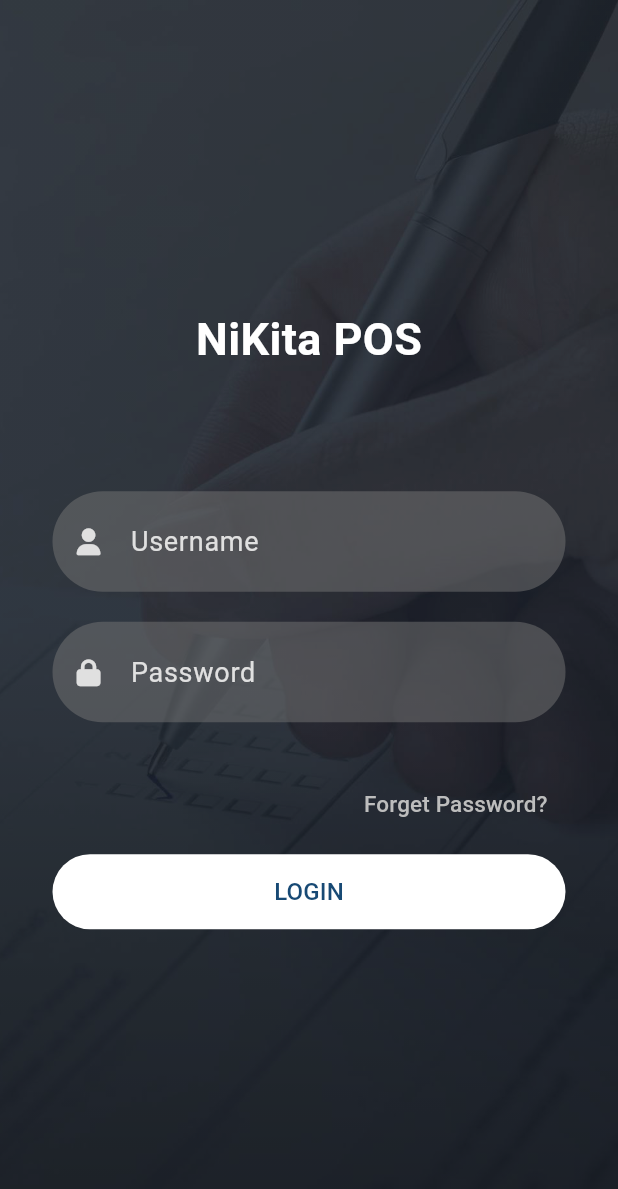
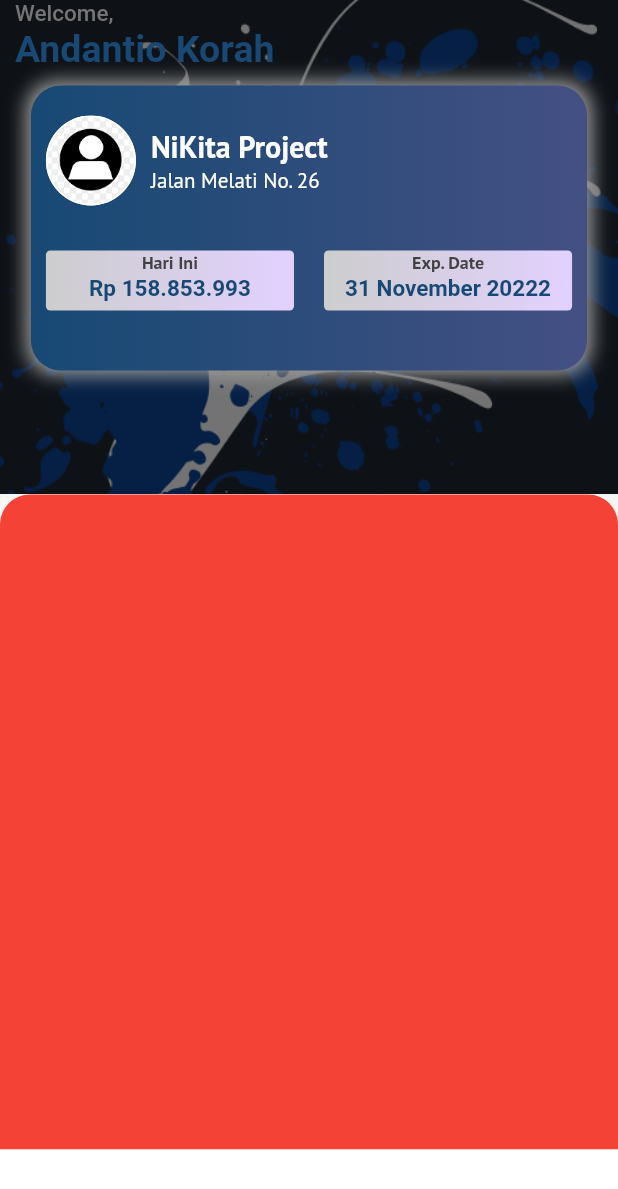
Before and after one commit to AndantioKorah/posumkm, a Flutter app: the screen it shows after launch, after a tap on "LOGIN", on a phone screen of 412 x 824 dp. Shown: the top 1189 px of the screen. Run offline on Flutter 3.47's test engine with Material 2 defaults, Android fonts, the phone set to English and light mode, and no system bars; our stand-ins replace flutter_spinkit, font_awesome_flutter.

Commit message:
homepage

```diff
--- /dev/null
+++ b/lib/homepage.dart
@@ -0,0 +1,335 @@
+// ignore_for_file: prefer_const_constructors
+
+// import 'dart:ui';
+
+import 'package:flutter/material.dart';
+// import 'package:flutter_native_splash/flutter_native_splash.dart';
+
+
+class HomePage extends StatefulWidget {
+  const HomePage({Key? key}) : super(key: key);
+
+  @override
+  State<HomePage> createState() => _HomePageState();
+}
+
+class _HomePageState extends State<HomePage> {
+  @override
+  void initState() {
+    super.initState();
+
+    // Future.delayed(const Duration(seconds: 3))
+    //     .then((value) => {FlutterNativeSplash.remove()});
+  }
+
+  @override
+  Widget build(BuildContext context) {
+    // var sizeScreen = MediaQuery.of(context).size;
+    // var theme = Theme.of(context);
+
+    return Scaffold(
+      // backgroundColor: const Color.fromARGB(255, 227, 227, 227),
+      backgroundColor: Colors.grey[100],
+      body: Column(children: const [
+        // AppBar(),
+        TopWidget(),
+        BodyWidget(),
+        BottomWidget()
+      ]),
+    );
+  }
+}
+
+class BodyWidget extends StatelessWidget{
+  const BodyWidget({super.key});
+
+  @override
+  Widget build(BuildContext context) {
+    var sizeScreen = MediaQuery.of(context).size;
+
+    return Column(
+      children: [
+        Container(
+          height: sizeScreen.height * 0.53,
+          decoration: BoxDecoration(
+            color: Colors.red,
+            borderRadius: BorderRadius.only(
+              topLeft: Radius.circular(20),
+              topRight: Radius.circular(20)
+            ),
+          ),
+        )
+      ],
+    );
+  }
+}
+
+class BottomWidget extends StatelessWidget{
+  const BottomWidget({super.key});
+
+  @override
+  Widget build(BuildContext context) {
+    var sizeScreen = MediaQuery.of(context).size;
+
+    return Column(
+      children: [
+        Container(
+          height: sizeScreen.height * 0.07,
+          decoration: BoxDecoration(
+            color: Colors.white,
+            // image: DecorationImage(
+            //   image: AssetImage("assets/images/bg-header-home.png"),
+            //   fit: BoxFit.cover,
+            // ),
+            // borderRadius: BorderRadius.only(
+            //   topLeft: Radius.circular(20),
+            //   topRight: Radius.circular(20)
+            // ),
+          ),
+        )
+      ],
+    );
+  }
+}
+
+class TopWidget extends StatelessWidget{
+  const TopWidget({super.key});
+
+  @override
+  Widget build(BuildContext context) {
+    var theme = Theme.of(context);
+    var sizeScreen = MediaQuery.of(context).size;
+
+    return Container(
+      height: sizeScreen.height * .40,
+      decoration: BoxDecoration(
+        image: DecorationImage(
+          image: AssetImage("assets/images/bg-header-home.png"),
+          fit: BoxFit.cover,
+        ),
+      ),
+      child: Column(
+        children: [
+          Container(
+            padding: EdgeInsets.symmetric(horizontal: 10),
+            child: Row(
+              children: [
+                Column(
+                  crossAxisAlignment: CrossAxisAlignment.start,
+                  children: [
+                    DefaultTextStyle(
+                      style: TextStyle(
+                        fontSize: 15,
+                        color: Colors.grey[600],
+                        fontWeight: FontWeight.w500,
+                        // fontFamily: 'PT-Sans'
+                      ),
+                      child: Text("Welcome,"),
+                    ),
+                    DefaultTextStyle(
+                      style: TextStyle(
+                        fontSize: 25,
+                        color: theme.colorScheme.onPrimaryContainer,
+                        fontWeight: FontWeight.bold,
+                        // fontFamily: 'PT-Sans',
+                      ),
+                      child: Text("Andantio Korah"),
+                    ),
+                  ],
+                ),
+              ],
+            ),
+          ),
+          SizedBox(height: 10,),
+          Container(
+            height: 190,
+            width: sizeScreen.width * 0.9,
+            decoration: BoxDecoration(
+              gradient: LinearGradient(
+                begin: Alignment.centerLeft,
+                end: Alignment.centerRight,
+                colors: [
+                  theme.colorScheme.onPrimaryContainer,
+                  Color.fromRGBO(68, 80, 131, 1),
+                  // theme.colorScheme.onPrimaryContainer,
+                  // Color.fromRGBO(47, 56, 92, 1)
+                ],
+              ),
+              // image: DecorationImage(
+              //   image: AssetImage("assets/images/bg-header-home.png"),
+              //   fit: BoxFit.cover,
+              // ),
+              borderRadius: BorderRadius.only(
+                bottomLeft: Radius.circular(20),
+                bottomRight: Radius.circular(20),
+                topLeft: Radius.circular(20),
+                topRight: Radius.circular(20)
+              ),
+              boxShadow: const [
+                BoxShadow(
+                  color: Colors.grey,
+                  spreadRadius: 3,
+                  blurRadius: 10,
+                  // offset: Offset(5, 5)
+                )
+              ]
+            ),
+            padding: EdgeInsets.all(10),
+            child: Column(
+              children: [
+                SizedBox(width: sizeScreen.width, ),
+                Column(
+                  children: [
+                    SizedBox(height: 10,),
+                    Row(
+                      children: [
+                        Container(
+                          width: 60,
+                          height: 60,
+                            decoration: BoxDecoration(
+                            color: const Color(0xff7c94b6),
+                            image: DecorationImage(
+                              image: AssetImage("assets/images/default-merchant.png"),
+                              fit: BoxFit.cover,
+                            ),
+                            borderRadius: BorderRadius.all( Radius.circular(90.0)),
+                            border: Border.all(
+                              color: Colors.white,
+                              width: 1.0,
+                            ),
+                          ),
+                        ),
+                        SizedBox(
+                          width: 10,
+                        ),
+                        Column(
+                          crossAxisAlignment: CrossAxisAlignment.start,
+                          children: const [
+                            DefaultTextStyle(
+                              style: TextStyle(
+                                fontSize: 20,
+                                color: Colors.white,
+                                fontWeight: FontWeight.bold,
+                                fontFamily: 'PT-Sans',
+                              ),
+                              child: Text("NiKita Project"),
+                            ),
+                            DefaultTextStyle(
+                              style: TextStyle(
+                                fontSize: 14,
+                                color: Colors.white,
+                                fontWeight: FontWeight.normal,
+                                fontFamily: 'PT-Sans',
+                              ),
+                              child: Text("Jalan Melati No. 26"),
+                            ),
+                          ],
+                        )
+                      ],
+                    ),
+                    SizedBox(height: 30,),
+                    Row(
+                      // crossAxisAlignment: CrossAxisAlignment.end,
+                      // mainAxisAlignment: MainAxisAlignment.end,
+                      children: [
+                        Expanded(
+                          child: Container(
+                            height: 40,
+                            width: sizeScreen.width * 0.4,
+                            decoration: BoxDecoration(
+                              gradient: LinearGradient(
+                                begin: Alignment.centerLeft,
+                                end: Alignment.centerRight,
+                                colors: const [
+                                  Color.fromARGB(255, 205, 205, 205),
+                                  Color.fromARGB(255, 226, 209, 255),
+                                  // theme.colorScheme.onPrimaryContainer,
+                                  // Color.fromRGBO(47, 56, 92, 1)
+                                ],
+                              ),
+                              borderRadius: BorderRadius.only(
+                                bottomLeft: Radius.circular(3),
+                                bottomRight: Radius.circular(3),
+                                topLeft: Radius.circular(3),
+                                topRight: Radius.circular(3)
+                              ),
+                            ),
+                            child: Column(children: [
+                              DefaultTextStyle(
+                                style: TextStyle(
+                                  fontSize: 12,
+                                  color: Colors.grey[800],
+                                  fontWeight: FontWeight.bold,
+                                  fontFamily: 'PT-Sans',
+                                ),
+                                child: Text("Hari Ini"),
+                              ),
+                              DefaultTextStyle(
+                                style: TextStyle(
+                                  fontSize: 15,
+                                  color: theme.colorScheme.onPrimaryContainer,
+                                  fontWeight: FontWeight.bold,
+                                  // fontFamily: 'PT-Sans',
+                                ),
+                                child: Text("Rp 158.853.993"),
+                              ),
+                            ]),
+                          ),
+                        ),
+                        SizedBox(width: 20,),
+                        Expanded(
+                          child: Container(
+                            height: 40,
+                            width: sizeScreen.width * 0.4,
+                            decoration: BoxDecoration(
+                              gradient: LinearGradient(
+                                begin: Alignment.centerLeft,
+                                end: Alignment.centerRight,
+                                colors: const [
+                                  Color.fromARGB(255, 205, 205, 205),
+                                  Color.fromARGB(255, 226, 209, 255),
+                                  // theme.colorScheme.onPrimaryContainer,
+                                  // Color.fromRGBO(47, 56, 92, 1)
+                                ],
+                              ),
+                              borderRadius: BorderRadius.only(
+                                bottomLeft: Radius.circular(3),
+                                bottomRight: Radius.circular(3),
+                                topLeft: Radius.circular(3),
+                                topRight: Radius.circular(3)
+                              ),
+                            ),
+                            child: Column(children: [
+                              DefaultTextStyle(
+                                style: TextStyle(
+                                  fontSize: 12,
+                                  color: Colors.grey[800],
+                                  fontWeight: FontWeight.bold,
+                                  fontFamily: 'PT-Sans',
+                                ),
+                                child: Text("Exp. Date"),
+                              ),
+                              DefaultTextStyle(
+                                style: TextStyle(
+                                  fontSize: 15,
+                                  color: theme.colorScheme.onPrimaryContainer,
+                                  fontWeight: FontWeight.bold,
+                                  // fontFamily: 'PT-Sans',
+                                ),
+                                child: Text("31 November 20222"),
+                              ),
+                            ]),
+                          ),
+                        )
+                      ],
+                    )
+                  ],
+                )
+              ],
+            ),
+          ),
+        ],
+      ),
+    );
+  }
+}
--- a/lib/loginpage.dart
+++ b/lib/loginpage.dart
@@ -1,8 +1,12 @@
 // ignore_for_file: prefer_const_constructors
 
 import 'package:flutter/material.dart';
-import 'package:flutter_native_splash/flutter_native_splash.dart';
+// import 'package:flutter_native_splash/flutter_native_splash.dart';
 import 'package:font_awesome_flutter/font_awesome_flutter.dart';
+// import 'package:page_transition/page_transition.dart';
+import 'package:posumkm/homepage.dart';
+// import 'package:posumkm/splashscreen.dart';
+
 
 class LoginPage extends StatefulWidget {
   const LoginPage({Key? key}) : super(key: key);
@@ -16,8 +20,8 @@ class _LoginPageState extends State<LoginPage> {
   void initState() {
     super.initState();
 
-    Future.delayed(const Duration(seconds: 3))
-        .then((value) => {FlutterNativeSplash.remove()});
+    // Future.delayed(const Duration(seconds: 3))
+    //     .then((value) => {FlutterNativeSplash.remove()});
   }
 
   @override
@@ -45,10 +49,10 @@ class _LoginPageState extends State<LoginPage> {
                   ),
                 ),
                 SizedBox(
-                  height: 80,
+                  height: 50,
                 ),
                 Container(
-                  padding: EdgeInsets.symmetric(horizontal: 35),
+                  padding: EdgeInsets.symmetric(horizontal: 40),
                   child: Column(
                     crossAxisAlignment: CrossAxisAlignment.end,
                     children: [
@@ -59,7 +63,7 @@ class _LoginPageState extends State<LoginPage> {
                         child: TextField(
                           decoration: InputDecoration(
                               contentPadding:
-                                  const EdgeInsets.symmetric(vertical: 20),
+                                  const EdgeInsets.symmetric(vertical: 12),
                               border: InputBorder.none,
                               hintText: 'Username',
                               prefixIcon: Padding(
@@ -68,15 +72,15 @@ class _LoginPageState extends State<LoginPage> {
                                 child: Icon(
                                   FontAwesomeIcons.solidUser,
                                   color: Colors.grey[300],
-                                  size: 18,
+                                  size: 15,
                                 ),
                               ),
                               hintStyle: TextStyle(
-                                  fontSize: 18,
+                                  fontSize: 15,
                                   color: Colors.grey[300],
                                   fontWeight: FontWeight.w400)),
                           style: TextStyle(
-                              fontSize: 18,
+                              fontSize: 15,
                               fontWeight: FontWeight.bold,
                               color: Colors.white),
                           keyboardType: TextInputType.name,
@@ -84,7 +88,7 @@ class _LoginPageState extends State<LoginPage> {
                         ),
                       ),
                       SizedBox(
-                        height: 20,
+                        height: 10,
                       ),
                       Container(
                         decoration: BoxDecoration(
@@ -93,7 +97,7 @@ class _LoginPageState extends State<LoginPage> {
                         child: TextField(
                           decoration: InputDecoration(
                               contentPadding:
-                                  const EdgeInsets.symmetric(vertical: 20),
+                                  const EdgeInsets.symmetric(vertical: 12),
                               border: InputBorder.none,
                               hintText: 'Password',
                               prefixIcon: Padding(
@@ -102,15 +106,15 @@ class _LoginPageState extends State<LoginPage> {
                                 child: Icon(
                                   FontAwesomeIcons.lock,
                                   color: Colors.grey[300],
-                                  size: 18,
+                                  size: 15,
                                 ),
                               ),
                               hintStyle: TextStyle(
-                                  fontSize: 18,
+                                  fontSize: 15,
                                   color: Colors.grey[300],
                                   fontWeight: FontWeight.w400)),
                           style: TextStyle(
-                              fontSize: 18,
+                              fontSize: 15,
                               fontWeight: FontWeight.bold,
                               color: Colors.white),
                           textInputAction: TextInputAction.done,
@@ -120,27 +124,25 @@ class _LoginPageState extends State<LoginPage> {
                       SizedBox(
                         height: 30,
                       ),
-                      TextButton(
-                          onPressed: () {},
-                          style: TextButton.styleFrom(
-                              backgroundColor: Colors.transparent),
-                          child: Text(
-                            "Forget Password?",
-                            style: TextStyle(
-                                fontSize: 15,
-                                fontWeight: FontWeight.w500,
-                                color: Colors.grey[400]),
-                          )),
                       SizedBox(
-                        height: 10,
-                      ),
-                      Container(
                         width: sizeScreen.width,
-                        height: 50,
+                        height: 40,
                         child: TextButton(
                           style: TextButton.styleFrom(
                               backgroundColor: Colors.white),
-                          onPressed: () {},
+                          onPressed: () {
+                              // Navigator.push(context,
+                              //   PageTransition(
+                              //     child: HomePage(),
+                              //     type: PageTransitionType.fade
+                              //     )
+                              // );
+
+                              Navigator.pushReplacement(
+                                context, MaterialPageRoute(builder:
+                                (context) => HomePage())
+                              );
+                          },
                           child: Text(
                             "LOGIN",
                             style: TextStyle(
@@ -157,7 +159,35 @@ class _LoginPageState extends State<LoginPage> {
             ),
           ),
         ),
+        BottomWidget()
       ],
+    );
+  }
+}
+
+class BottomWidget extends StatelessWidget{
+  const BottomWidget({super.key});
+
+  @override
+  Widget build(BuildContext context) {
+    return Center(
+      child: Column(
+        mainAxisAlignment: MainAxisAlignment.end,
+        children: [
+          TextButton(
+            onPressed: () {},
+            style: TextButton.styleFrom(
+                backgroundColor: Colors.transparent),
+            child: Text(
+              "Lupa Password?",
+              style: TextStyle(
+                  fontSize: 13,
+                  fontWeight: FontWeight.w500,
+                  color: Colors.grey[400]),
+          )),
+          SizedBox(height: 50,)
+        ],
+      ),
     );
   }
 }
@@ -171,7 +201,7 @@ class LoginBackground extends StatelessWidget {
   Widget build(BuildContext context) {
     return ShaderMask(
       shaderCallback: (bounds) => LinearGradient(
-              colors: [Colors.black45, Colors.black12],
+              colors: const [Colors.black, Colors.black12],
               begin: Alignment.bottomCenter,
               end: Alignment.center)
           .createShader(bounds),
--- a/lib/main.dart
+++ b/lib/main.dart
@@ -1,11 +1,11 @@
 import 'package:flutter/material.dart';
 // import 'package:posumkm/loginpage.dart';
-import 'package:flutter_native_splash/flutter_native_splash.dart';
+// import 'package:flutter_native_splash/flutter_native_splash.dart';
 import 'package:posumkm/splashscreen.dart';
 
 void main() async {
-  WidgetsBinding widgetsBinding = WidgetsFlutterBinding.ensureInitialized();
-  FlutterNativeSplash.preserve(widgetsBinding: widgetsBinding);
+  // WidgetsBinding widgetsBinding = WidgetsFlutterBinding.ensureInitialized();
+  // FlutterNativeSplash.preserve(widgetsBinding: widgetsBinding);
 
   runApp(const MyApp());
 }
@@ -19,6 +19,7 @@ class MyApp extends StatelessWidget {
     return MaterialApp(
       title: 'NiKita POS UMKM',
       theme: ThemeData(
+        // fontFamily: 'PT-Sans',
         colorScheme: ColorScheme.fromSeed(seedColor: const Color.fromRGBO(34, 46, 60, 1)),
         useMaterial3: true,
       ),
--- a/lib/splashscreen.dart
+++ b/lib/splashscreen.dart
@@ -4,6 +4,8 @@ import 'dart:async';
 
 import 'package:flutter/material.dart';
 import 'package:flutter_spinkit/flutter_spinkit.dart';
+// import 'package:page_transition/page_transition.dart';
+// import 'package:page_transition/page_transition.dart';
 import 'package:posumkm/loginpage.dart';
 
 class SplashScreen extends StatefulWidget {
@@ -24,31 +26,94 @@ class _SplashScreenState extends State<SplashScreen> {
     await Future.delayed(Duration(milliseconds: 1000), () {});
     Navigator.pushReplacement(
         context, MaterialPageRoute(builder: (context) => LoginPage()));
+
+    // Navigator.push(context, PageTransition(child: LoginPage(), type: PageTransitionType.fade));
   }
+
+  @override
+  Widget build(BuildContext context) {
+    var sizeScreen = MediaQuery.of(context).size;
+    // var theme = Theme.of(context);
+
+    return Stack(
+      children: [
+        SplashBackground(),
+        BottomText(),
+        Scaffold(
+          backgroundColor: Colors.transparent,
+          body: SizedBox(
+            width: sizeScreen.width,
+            height: sizeScreen.height,
+            child: Column(
+              mainAxisAlignment: MainAxisAlignment.center,
+              // ignore: prefer_const_literals_to_create_immutables
+              children: [
+                Image(
+                  // image: AssetImage("assets/images/logo-pos-white-navy.png"),
+                  image: AssetImage("assets/images/logo-pos-navy-white.png"),
+                  width: sizeScreen.width * 0.4,
+                ),
+              ],
+            ),
+          ),
+        ),
+      ],
+    );
+  }
+}
+
+class BottomText extends StatelessWidget{
+  const BottomText({super.key});
+
+  @override
+  Widget build(BuildContext context) {
+    var theme = Theme.of(context);
+    // var sizeScreen = MediaQuery.of(context).size;
+
+    return Column(
+      mainAxisAlignment: MainAxisAlignment.end,
+      children: [
+        DefaultTextStyle(
+          style: TextStyle(
+            fontSize: 15,
+            color: theme.colorScheme.primaryContainer,
+            fontWeight: FontWeight.bold
+          ),
+          child: Text("Make It Simple."),
+        ),
+        SizedBox( height: 15, ),
+        SpinKitFadingFour(
+          color: theme.colorScheme.primaryContainer,
+          size: 25,
+        ),
+        SizedBox(height: 50,)
+      ],
+    );
+  }
+
+}
+
+class SplashBackground extends StatelessWidget {
+  const SplashBackground({
+    super.key,
+  });
 
   @override
   Widget build(BuildContext context) {
     var theme = Theme.of(context);
 
-    return Scaffold(
-      body: SizedBox(
-        width: double.infinity,
-        child: Column(
-          mainAxisAlignment: MainAxisAlignment.center,
-          // ignore: prefer_const_literals_to_create_immutables
-          children: [
-            Image(
-              image: AssetImage("assets/images/logo-pos.png"),
-              width: 150,
-              height: 150,
-            ),
-            SpinKitFadingFour(
-              color: theme.colorScheme.onPrimaryContainer,
-              size: 30.0,
-            )
-          ],
+    return Container(
+        decoration: BoxDecoration(
+          gradient: LinearGradient(
+            begin: Alignment.topRight,
+            end: Alignment.bottomLeft,
+            colors: [
+              Color.fromRGBO(47, 56, 92, 1),
+              theme.colorScheme.onPrimaryContainer,
+              Color.fromRGBO(47, 56, 92, 1)
+            ],
+          )
         ),
-      ),
-    );
+      );
   }
 }
```
Also changed, not shown: pubspec.yaml (+9 -9 lines), assets/fonts/PTSans-Regular.ttf (added), assets/fonts/Rubik-Black.ttf (added), assets/images/bg-header-home.png (added), assets/images/default-merchant.png (added), assets/images/logo-pos-navy-transparan.png (added), assets/images/logo-pos-navy-white.png (added), assets/images/logo-pos-white-navy.png (added), assets/images/logo-pos.png (deleted), pubspec.lock.
